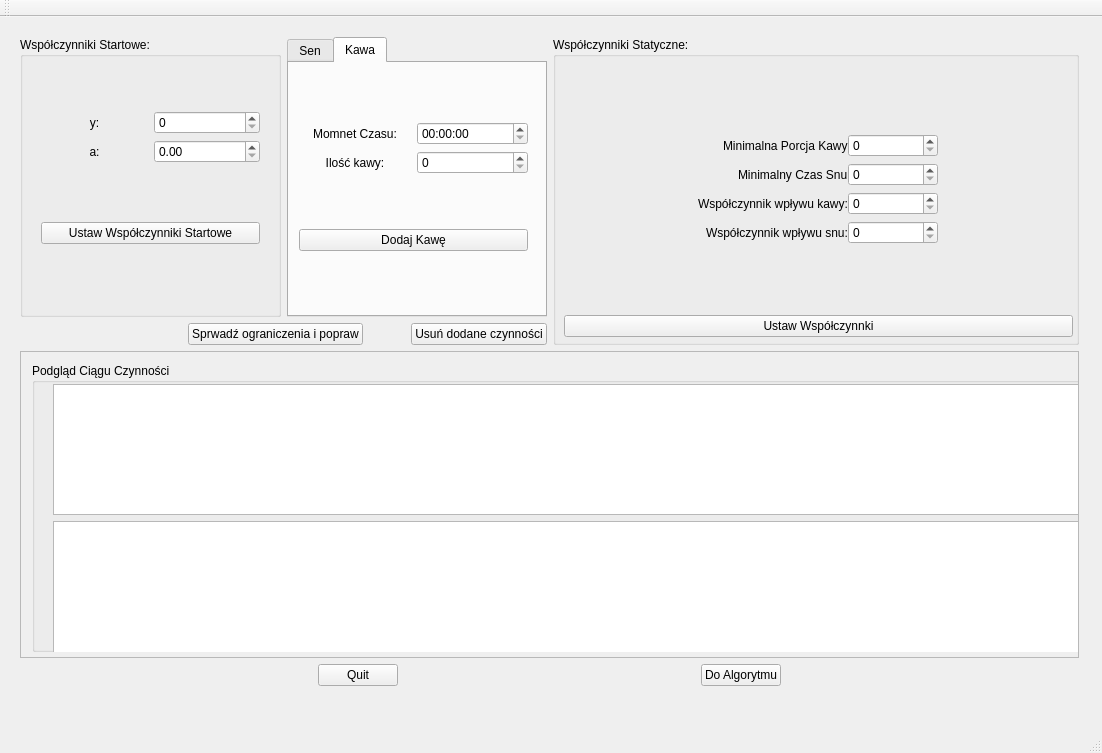
Above: Qt_/Aplikacja_graficzna/MainWindow.ui from MichalMachura/MMWD before the change. Below: the same form after it.
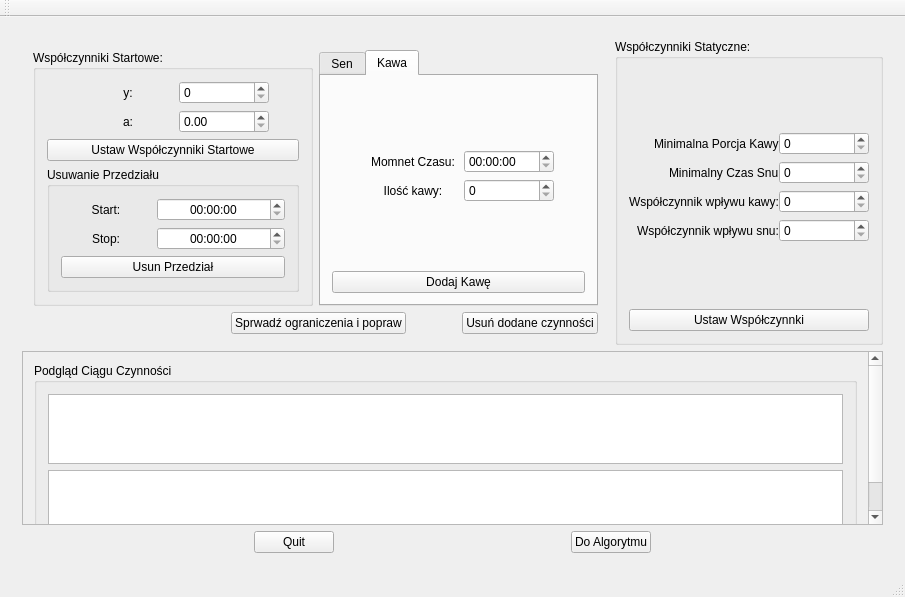
That is the form after the change. The open tabs and pages were chosen to show the change.

Commit message: działa dodawanie czynności, sprawdzanie ograniczeń, usuwanie przedziału,  usuwanie całości,

Diff of the .ui file:
```diff
--- a/Qt_/Aplikacja_graficzna/MainWindow.ui
+++ b/Qt_/Aplikacja_graficzna/MainWindow.ui
@@ -6,47 +6,35 @@
    <rect>
     <x>0</x>
     <y>0</y>
-    <width>1102</width>
-    <height>753</height>
+    <width>905</width>
+    <height>597</height>
    </rect>
   </property>
   <property name="windowTitle">
    <string>MainWindow</string>
   </property>
   <widget class="QWidget" name="centralWidget">
+   <layout class="QVBoxLayout" name="verticalLayout_10">
+    <item>
    <widget class="QStackedWidget" name="stackedWidget">
-    <property name="geometry">
-     <rect>
-      <x>0</x>
-      <y>0</y>
-      <width>1101</width>
-      <height>691</height>
-     </rect>
-    </property>
     <property name="currentIndex">
      <number>0</number>
     </property>
     <widget class="QWidget" name="page">
-     <widget class="QWidget" name="verticalLayoutWidget">
-      <property name="geometry">
-       <rect>
-        <x>9</x>
-        <y>9</y>
-        <width>1081</width>
-        <height>671</height>
-       </rect>
-      </property>
+       <layout class="QVBoxLayout" name="verticalLayout_11">
+        <item>
       <layout class="QVBoxLayout" name="verticalLayout">
        <item>
         <layout class="QHBoxLayout" name="horizontalLayout_2">
          <item>
-          <layout class="QVBoxLayout" name="verticalLayout_2">
+             <widget class="QWidget" name="ManipulacjaObiektemStartowym" native="true">
+              <layout class="QVBoxLayout" name="verticalLayout_14">
            <item>
             <layout class="QHBoxLayout" name="horizontalLayout_3">
              <item>
               <widget class="QGroupBox" name="factors">
                <property name="sizePolicy">
-                <sizepolicy hsizetype="Preferred" vsizetype="Minimum">
+                    <sizepolicy hsizetype="Minimum" vsizetype="Minimum">
                  <horstretch>0</horstretch>
                  <verstretch>0</verstretch>
                 </sizepolicy>
@@ -54,40 +42,29 @@
                <property name="title">
                 <string>Współczynniki Startowe:</string>
                </property>
-               <widget class="QWidget" name="verticalLayoutWidget_4">
-                <property name="geometry">
-                 <rect>
-                  <x>10</x>
-                  <y>10</y>
-                  <width>241</width>
-                  <height>261</height>
-                 </rect>
-                </property>
-                <layout class="QVBoxLayout" name="verticalLayout_4">
+                   <layout class="QVBoxLayout" name="verticalLayout_13">
                  <item>
-                  <layout class="QGridLayout" name="gridLayout">
-                   <item row="1" column="0">
-                    <widget class="QLabel" name="label_3">
-                     <property name="text">
-                      <string>a:</string>
-                     </property>
-                     <property name="alignment">
+                     <layout class="QFormLayout" name="formLayout_3">
+                      <property name="labelAlignment">
+                       <set>Qt::AlignRight|Qt::AlignTrailing|Qt::AlignVCenter</set>
+                      </property>
+                      <property name="formAlignment">
                       <set>Qt::AlignCenter</set>
                      </property>
-                    </widget>
-                   </item>
-                   <item row="1" column="1">
-                    <widget class="QDoubleSpinBox" name="startFactors_a"/>
-                   </item>
-                   <item row="0" column="1">
-                    <widget class="QSpinBox" name="startFactors_y">
-                     <property name="y_value" stdset="0">
-                      <UInt>5</UInt>
-                     </property>
-                    </widget>
-                   </item>
                    <item row="0" column="0">
                     <widget class="QLabel" name="label_2">
+                        <property name="sizePolicy">
+                         <sizepolicy hsizetype="Maximum" vsizetype="Preferred">
+                          <horstretch>0</horstretch>
+                          <verstretch>0</verstretch>
+                         </sizepolicy>
+                        </property>
+                        <property name="minimumSize">
+                         <size>
+                          <width>90</width>
+                          <height>0</height>
+                         </size>
+                        </property>
                      <property name="layoutDirection">
                       <enum>Qt::LeftToRight</enum>
                      </property>
@@ -99,6 +76,63 @@
                      </property>
                     </widget>
                    </item>
+                      <item row="0" column="1">
+                       <widget class="QSpinBox" name="startFactors_y">
+                        <property name="sizePolicy">
+                         <sizepolicy hsizetype="Maximum" vsizetype="Fixed">
+                          <horstretch>0</horstretch>
+                          <verstretch>0</verstretch>
+                         </sizepolicy>
+                        </property>
+                        <property name="minimumSize">
+                         <size>
+                          <width>90</width>
+                          <height>0</height>
+                         </size>
+                        </property>
+                        <property name="y_value" stdset="0">
+                         <UInt>5</UInt>
+                        </property>
+                       </widget>
+                      </item>
+                      <item row="1" column="0">
+                       <widget class="QLabel" name="label_3">
+                        <property name="sizePolicy">
+                         <sizepolicy hsizetype="Maximum" vsizetype="Preferred">
+                          <horstretch>0</horstretch>
+                          <verstretch>0</verstretch>
+                         </sizepolicy>
+                        </property>
+                        <property name="minimumSize">
+                         <size>
+                          <width>90</width>
+                          <height>0</height>
+                         </size>
+                        </property>
+                        <property name="text">
+                         <string>a:</string>
+                        </property>
+                        <property name="alignment">
+                         <set>Qt::AlignCenter</set>
+                        </property>
+                       </widget>
+                      </item>
+                      <item row="1" column="1">
+                       <widget class="QDoubleSpinBox" name="startFactors_a">
+                        <property name="sizePolicy">
+                         <sizepolicy hsizetype="Maximum" vsizetype="Fixed">
+                          <horstretch>0</horstretch>
+                          <verstretch>0</verstretch>
+                         </sizepolicy>
+                        </property>
+                        <property name="minimumSize">
+                         <size>
+                          <width>90</width>
+                          <height>0</height>
+                         </size>
+                        </property>
+                       </widget>
+                      </item>
                   </layout>
                  </item>
                  <item>
@@ -108,8 +142,103 @@
                    </property>
                   </widget>
                  </item>
-                </layout>
-               </widget>
+                    <item>
+                     <widget class="QGroupBox" name="deletingRange">
+                      <property name="title">
+                       <string>Usuwanie Przedziału</string>
+                      </property>
+                      <layout class="QVBoxLayout" name="verticalLayout_2">
+                       <item>
+                        <layout class="QFormLayout" name="formLayout_5">
+                         <property name="labelAlignment">
+                          <set>Qt::AlignRight|Qt::AlignTrailing|Qt::AlignVCenter</set>
+                         </property>
+                         <property name="formAlignment">
+                          <set>Qt::AlignCenter</set>
+                         </property>
+                         <item row="0" column="0">
+                          <widget class="QLabel" name="label_8">
+                           <property name="minimumSize">
+                            <size>
+                             <width>90</width>
+                             <height>0</height>
+                            </size>
+                           </property>
+                           <property name="text">
+                            <string>Start:</string>
+                           </property>
+                           <property name="alignment">
+                            <set>Qt::AlignCenter</set>
+                           </property>
+                          </widget>
+                         </item>
+                         <item row="0" column="1">
+                          <widget class="QTimeEdit" name="deleteRangeBegin">
+                           <property name="sizePolicy">
+                            <sizepolicy hsizetype="Minimum" vsizetype="Fixed">
+                             <horstretch>0</horstretch>
+                             <verstretch>0</verstretch>
+                            </sizepolicy>
+                           </property>
+                           <property name="minimumSize">
+                            <size>
+                             <width>90</width>
+                             <height>0</height>
+                            </size>
+                           </property>
+                           <property name="alignment">
+                            <set>Qt::AlignCenter</set>
+                           </property>
+                          </widget>
+                         </item>
+                         <item row="1" column="0">
+                          <widget class="QLabel" name="label_9">
+                           <property name="minimumSize">
+                            <size>
+                             <width>90</width>
+                             <height>0</height>
+                            </size>
+                           </property>
+                           <property name="text">
+                            <string>Stop:</string>
+                           </property>
+                           <property name="alignment">
+                            <set>Qt::AlignCenter</set>
+                           </property>
+                          </widget>
+                         </item>
+                         <item row="1" column="1">
+                          <widget class="QTimeEdit" name="deleteRangeEnd">
+                           <property name="sizePolicy">
+                            <sizepolicy hsizetype="Minimum" vsizetype="Fixed">
+                             <horstretch>0</horstretch>
+                             <verstretch>0</verstretch>
+                            </sizepolicy>
+                           </property>
+                           <property name="minimumSize">
+                            <size>
+                             <width>90</width>
+                             <height>0</height>
+                            </size>
+                           </property>
+                           <property name="alignment">
+                            <set>Qt::AlignCenter</set>
+                           </property>
+                          </widget>
+                         </item>
+                        </layout>
+                       </item>
+                       <item>
+                        <widget class="QPushButton" name="deleteRange">
+                         <property name="text">
+                          <string>Usun Przedział</string>
+                         </property>
+                        </widget>
+                       </item>
+                      </layout>
+                     </widget>
+                    </item>
+                   </layout>
               </widget>
              </item>
              <item>
@@ -117,30 +246,43 @@
                <item>
                 <widget class="QTabWidget" name="actions">
                  <property name="sizePolicy">
-                  <sizepolicy hsizetype="Preferred" vsizetype="Expanding">
+                      <sizepolicy hsizetype="Minimum" vsizetype="Expanding">
                    <horstretch>0</horstretch>
                    <verstretch>0</verstretch>
                   </sizepolicy>
                  </property>
                  <property name="currentIndex">
-                  <number>1</number>
+                      <number>0</number>
                  </property>
                  <widget class="QWidget" name="tab_2">
                   <attribute name="title">
                    <string>Sen</string>
                   </attribute>
-                  <widget class="QWidget" name="verticalLayoutWidget_5">
-                   <property name="geometry">
-                    <rect>
-                     <x>-1</x>
-                     <y>-1</y>
-                     <width>251</width>
-                     <height>251</height>
-                    </rect>
-                   </property>
-                   <layout class="QVBoxLayout" name="verticalLayout_5">
+                      <layout class="QVBoxLayout" name="verticalLayout_4">
                     <item>
-                     <layout class="QGridLayout" name="gridLayout_2">
+                        <layout class="QFormLayout" name="formLayout_4">
+                         <property name="labelAlignment">
+                          <set>Qt::AlignRight|Qt::AlignTrailing|Qt::AlignVCenter</set>
+                         </property>
+                         <property name="formAlignment">
+                          <set>Qt::AlignCenter</set>
+                         </property>
+                         <item row="0" column="0">
+                          <widget class="QLabel" name="label_4">
+                           <property name="minimumSize">
+                            <size>
+                             <width>90</width>
+                             <height>0</height>
+                            </size>
+                           </property>
+                           <property name="text">
+                            <string>Start:</string>
+                           </property>
+                           <property name="alignment">
+                            <set>Qt::AlignCenter</set>
+                           </property>
+                          </widget>
+                         </item>
                       <item row="0" column="1">
                        <widget class="QTimeEdit" name="sleepBegin">
                         <property name="sizePolicy">
@@ -149,10 +291,25 @@
                           <verstretch>0</verstretch>
                          </sizepolicy>
                         </property>
+                           <property name="minimumSize">
+                            <size>
+                             <width>90</width>
+                             <height>0</height>
+                            </size>
+                           </property>
+                           <property name="alignment">
+                            <set>Qt::AlignCenter</set>
+                           </property>
                        </widget>
                       </item>
                       <item row="1" column="0">
                        <widget class="QLabel" name="label_5">
+                           <property name="minimumSize">
+                            <size>
+                             <width>90</width>
+                             <height>0</height>
+                            </size>
+                           </property>
                         <property name="text">
                          <string>Stop:</string>
                         </property>
@@ -169,12 +326,11 @@
                           <verstretch>0</verstretch>
                          </sizepolicy>
                         </property>
-                       </widget>
-                      </item>
-                      <item row="0" column="0">
-                       <widget class="QLabel" name="label_4">
-                        <property name="text">
-                         <string>Start:</string>
+                           <property name="minimumSize">
+                            <size>
+                             <width>90</width>
+                             <height>0</height>
+                            </size>
                         </property>
                         <property name="alignment">
                          <set>Qt::AlignCenter</set>
@@ -192,31 +348,33 @@
                     </item>
                    </layout>
                   </widget>
-                 </widget>
                  <widget class="QWidget" name="tab">
                   <attribute name="title">
                    <string>Kawa</string>
                   </attribute>
-                  <widget class="QWidget" name="verticalLayoutWidget_6">
-                   <property name="geometry">
-                    <rect>
-                     <x>-1</x>
-                     <y>-1</y>
-                     <width>251</width>
-                     <height>251</height>
-                    </rect>
-                   </property>
-                   <layout class="QVBoxLayout" name="verticalLayout_6">
+                      <layout class="QVBoxLayout" name="verticalLayout_5">
                     <item>
-                     <layout class="QGridLayout" name="gridLayout_3">
-                      <item row="0" column="1">
-                       <widget class="QTimeEdit" name="coffee_moment"/>
-                      </item>
-                      <item row="1" column="1">
-                       <widget class="QSpinBox" name="coffee_quantity"/>
-                      </item>
+                        <layout class="QFormLayout" name="formLayout_2">
+                         <property name="labelAlignment">
+                          <set>Qt::AlignRight|Qt::AlignTrailing|Qt::AlignVCenter</set>
+                         </property>
+                         <property name="formAlignment">
+                          <set>Qt::AlignCenter</set>
+                         </property>
                       <item row="0" column="0">
                        <widget class="QLabel" name="label_6">
+                           <property name="sizePolicy">
+                            <sizepolicy hsizetype="Maximum" vsizetype="Minimum">
+                             <horstretch>0</horstretch>
+                             <verstretch>0</verstretch>
+                            </sizepolicy>
+                           </property>
+                           <property name="minimumSize">
+                            <size>
+                             <width>90</width>
+                             <height>0</height>
+                            </size>
+                           </property>
                         <property name="text">
                          <string>Momnet Czasu:</string>
                         </property>
@@ -225,8 +383,36 @@
                         </property>
                        </widget>
                       </item>
+                         <item row="0" column="1">
+                          <widget class="QTimeEdit" name="coffee_moment">
+                           <property name="sizePolicy">
+                            <sizepolicy hsizetype="Maximum" vsizetype="Minimum">
+                             <horstretch>0</horstretch>
+                             <verstretch>0</verstretch>
+                            </sizepolicy>
+                           </property>
+                           <property name="minimumSize">
+                            <size>
+                             <width>90</width>
+                             <height>0</height>
+                            </size>
+                           </property>
+                          </widget>
+                         </item>
                       <item row="1" column="0">
                        <widget class="QLabel" name="label_7">
+                           <property name="sizePolicy">
+                            <sizepolicy hsizetype="Maximum" vsizetype="Minimum">
+                             <horstretch>0</horstretch>
+                             <verstretch>0</verstretch>
+                            </sizepolicy>
+                           </property>
+                           <property name="minimumSize">
+                            <size>
+                             <width>90</width>
+                             <height>0</height>
+                            </size>
+                           </property>
                         <property name="text">
                          <string>Ilość kawy:</string>
                         </property>
@@ -235,6 +421,22 @@
                         </property>
                        </widget>
                       </item>
+                         <item row="1" column="1">
+                          <widget class="QSpinBox" name="coffee_quantity">
+                           <property name="sizePolicy">
+                            <sizepolicy hsizetype="Maximum" vsizetype="Minimum">
+                             <horstretch>0</horstretch>
+                             <verstretch>0</verstretch>
+                            </sizepolicy>
+                           </property>
+                           <property name="minimumSize">
+                            <size>
+                             <width>90</width>
+                             <height>0</height>
+                            </size>
+                           </property>
+                          </widget>
+                         </item>
                      </layout>
                     </item>
                     <item>
@@ -247,7 +449,6 @@
                    </layout>
                   </widget>
                  </widget>
-                </widget>
                </item>
               </layout>
              </item>
@@ -337,6 +538,7 @@
             </layout>
            </item>
           </layout>
+             </widget>
          </item>
          <item>
           <widget class="QGroupBox" name="static_factors">
@@ -344,7 +546,7 @@
             <bool>true</bool>
            </property>
            <property name="sizePolicy">
-            <sizepolicy hsizetype="MinimumExpanding" vsizetype="Minimum">
+               <sizepolicy hsizetype="Minimum" vsizetype="Minimum">
              <horstretch>0</horstretch>
              <verstretch>0</verstretch>
             </sizepolicy>
@@ -358,16 +560,7 @@
            <property name="title">
             <string>Współczynniki Statyczne:</string>
            </property>
-           <widget class="QWidget" name="verticalLayoutWidget_3">
-            <property name="geometry">
-             <rect>
-              <x>0</x>
-              <y>20</y>
-              <width>531</width>
-              <height>291</height>
-             </rect>
-            </property>
-            <layout class="QVBoxLayout" name="verticalLayout_3">
+              <layout class="QVBoxLayout" name="verticalLayout_6">
              <item>
               <layout class="QFormLayout" name="formLayout">
                <property name="labelAlignment">
@@ -381,6 +574,12 @@
                </property>
                <item row="0" column="0">
                 <widget class="QLabel" name="label">
+                   <property name="sizePolicy">
+                    <sizepolicy hsizetype="Maximum" vsizetype="Minimum">
+                     <horstretch>0</horstretch>
+                     <verstretch>0</verstretch>
+                    </sizepolicy>
+                   </property>
                  <property name="text">
                   <string>Minimalna Porcja Kawy</string>
                  </property>
@@ -407,6 +606,12 @@
                </item>
                <item row="1" column="0">
                 <widget class="QLabel" name="minSleepLabel">
+                   <property name="sizePolicy">
+                    <sizepolicy hsizetype="Maximum" vsizetype="Minimum">
+                     <horstretch>0</horstretch>
+                     <verstretch>0</verstretch>
+                    </sizepolicy>
+                   </property>
                  <property name="text">
                   <string>Minimalny Czas Snu</string>
                  </property>
@@ -430,6 +635,12 @@
                </item>
                <item row="2" column="0">
                 <widget class="QLabel" name="factorACoffeeLabel">
+                   <property name="sizePolicy">
+                    <sizepolicy hsizetype="Maximum" vsizetype="Minimum">
+                     <horstretch>0</horstretch>
+                     <verstretch>0</verstretch>
+                    </sizepolicy>
+                   </property>
                  <property name="text">
                   <string>Współczynnik wpływu kawy:</string>
                  </property>
@@ -453,6 +664,12 @@
                </item>
                <item row="3" column="0">
                 <widget class="QLabel" name="wspCzynnikWpYwuSnuLabel">
+                   <property name="sizePolicy">
+                    <sizepolicy hsizetype="Maximum" vsizetype="Minimum">
+                     <horstretch>0</horstretch>
+                     <verstretch>0</verstretch>
+                    </sizepolicy>
+                   </property>
                  <property name="text">
                   <string>Współczynnik wpływu snu:</string>
                  </property>
@@ -485,12 +702,11 @@
              </item>
             </layout>
            </widget>
-          </widget>
          </item>
         </layout>
        </item>
        <item>
-        <widget class="QScrollArea" name="scrollArea">
+           <widget class="QScrollArea" name="WyswietlanieDayActions">
          <property name="widgetResizable">
           <bool>true</bool>
          </property>
@@ -499,34 +715,18 @@
            <rect>
             <x>0</x>
             <y>0</y>
-            <width>1077</width>
-            <height>314</height>
-           </rect>
-          </property>
-          <widget class="QWidget" name="verticalLayoutWidget_8">
-           <property name="geometry">
-            <rect>
-             <x>0</x>
-             <y>0</y>
-             <width>1071</width>
-             <height>311</height>
-            </rect>
-           </property>
-           <layout class="QVBoxLayout" name="verticalLayout_8">
+               <width>848</width>
+               <height>201</height>
+              </rect>
+             </property>
+             <layout class="QVBoxLayout" name="verticalLayout_3">
             <item>
              <widget class="QGroupBox" name="groupBox">
               <property name="title">
                <string>Podgląd Ciągu Czynności</string>
               </property>
-              <widget class="QWidget" name="verticalLayoutWidget_9">
-               <property name="geometry">
-                <rect>
-                 <x>10</x>
-                 <y>10</y>
-                 <width>1051</width>
-                 <height>291</height>
-                </rect>
-               </property>
+                <layout class="QVBoxLayout" name="verticalLayout_8">
+                 <item>
                <layout class="QVBoxLayout" name="verticalLayout_9">
                 <item>
                  <widget class="QGraphicsView" name="graphicsView">
@@ -539,16 +739,16 @@
                  <widget class="QTextBrowser" name="textBrowser"/>
                 </item>
                </layout>
-              </widget>
-             </widget>
             </item>
            </layout>
           </widget>
+              </item>
+             </layout>
          </widget>
         </widget>
        </item>
        <item>
-        <layout class="QHBoxLayout" name="horizontalLayout">
+           <layout class="QHBoxLayout" name="DolnePrzyciski">
          <item>
           <spacer name="horizontalSpacer_2">
            <property name="orientation">
@@ -605,31 +805,30 @@
         </layout>
        </item>
       </layout>
-     </widget>
+        </item>
+       </layout>
     </widget>
     <widget class="QWidget" name="page_2">
+       <layout class="QVBoxLayout" name="verticalLayout_12">
+        <item>
      <widget class="QRadioButton" name="radioButton">
-      <property name="geometry">
-       <rect>
-        <x>150</x>
-        <y>240</y>
-        <width>82</width>
-        <height>17</height>
-       </rect>
-      </property>
       <property name="text">
        <string>RadioButton</string>
       </property>
      </widget>
-    </widget>
-   </widget>
+        </item>
+       </layout>
+      </widget>
+     </widget>
+    </item>
+   </layout>
   </widget>
   <widget class="QMenuBar" name="menuBar">
    <property name="geometry">
     <rect>
      <x>0</x>
      <y>0</y>
-     <width>1102</width>
+     <width>905</width>
      <height>21</height>
     </rect>
    </property>
```
Lines whose indentation alone changed are shown as unchanged. The commit also changes 14 other files.
